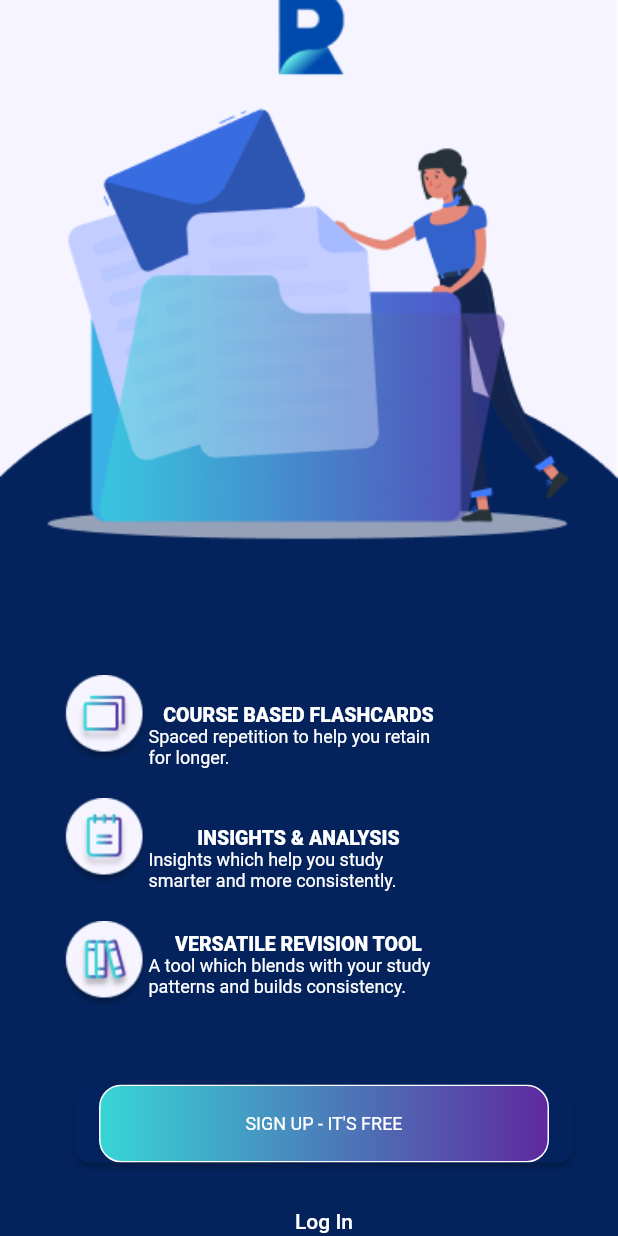
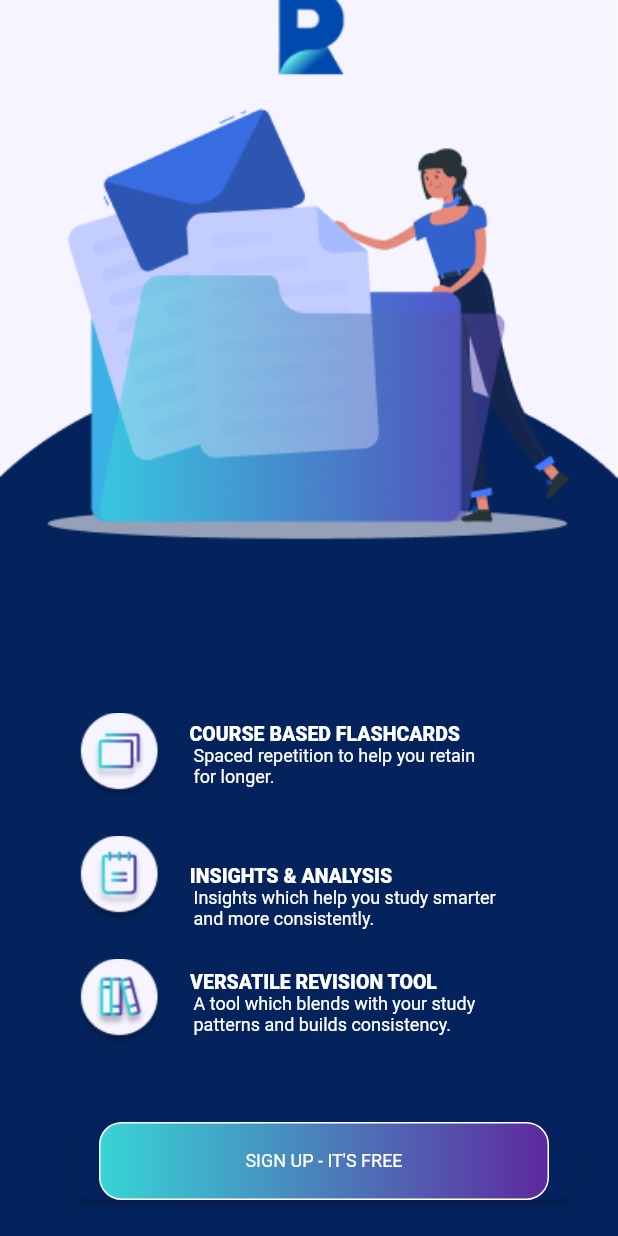
Before and after one commit to Revisable-in/flutter-app, a Flutter app: the Signup screen opened by its route, on a phone screen of 412 x 824 dp. Run offline on Flutter 3.47's test engine with Material 2 defaults, Android fonts, the phone set to English and light mode, and no system bars; missing offline and left inert: dart:html; Roboto replaces fonts that are missing (Raleway).

Commit message:
Completed signup page

```diff
--- a/flutter_application/lib/main.dart
+++ b/flutter_application/lib/main.dart
@@ -19,7 +19,7 @@
       routes: {
         '/Signup': (context) => Signup(),
         '/Signup1': (context) => Signup1(),
-        '/Login': (context) => Signup1(),
+        '/Login': (context) => Login(),
       },
     );
   }
@@ -90,13 +90,14 @@
             Row(
               children: [
                 Container(
-                    padding: EdgeInsets.fromLTRB(0, 0, 0, 23.0),
+                    padding: EdgeInsets.fromLTRB(10, 25, 0, 23.0),
                     child: Image(
                       image: AssetImage("assets/images/flashcard.png"),
                     )),
                 Column(
                   children: [
                     Container(
+                      padding: EdgeInsets.only(right: 10),
                       child: Text(
                         "COURSE BASED FLASHCARDS",
                         style: TextStyle(
@@ -108,9 +109,11 @@
                         textAlign: TextAlign.left,
                       ),
                     ),
-                    const SizedBox(
-                      width: 200.0,
+                    SizedBox(
+                      width: 225.0,
                       // padding: EdgeInsets.fromLTRB(0, 0, 0, 23.0),
+                      child: Container(
+                        padding: EdgeInsets.only(left: 20.0),
                         child: Text(
                           "Spaced repetition to help you retain for longer.",
                           style: TextStyle(
@@ -119,7 +122,7 @@
                             fontWeight: FontWeight.w400,
                             color: Colors.white,
                           ),
-                        textAlign: TextAlign.left,
+                        ),
                       ),
                     ),
                   ],
@@ -129,13 +132,14 @@
             Row(
               children: [
                 Container(
-                    padding: EdgeInsets.fromLTRB(0, 0, 0, 23.0),
+                    padding: EdgeInsets.fromLTRB(10, 0, 0, 23.0),
                     child: Image(
                       image: AssetImage("assets/images/schedule.png"),
                     )),
                 Column(
                   children: [
                     Container(
+                      padding: EdgeInsets.only(right: 55),
                       child: Text(
                         "INSIGHTS & ANALYSIS",
                         style: TextStyle(
@@ -146,9 +150,11 @@
                         ),
                       ),
                     ),
-                    const SizedBox(
-                      width: 200.0,
+                    SizedBox(
+                      width: 225.0,
                       // padding: EdgeInsets.fromLTRB(0, 0, 0, 23.0),
+                      child: Container(
+                        padding: EdgeInsets.only(left: 20),
                         child: Text(
                           "Insights which help you study smarter and more consistently.",
                           style: TextStyle(
@@ -159,6 +165,7 @@
                           ),
                         ),
                       ),
+                    ),
                   ],
                 ),
               ],
@@ -166,12 +173,14 @@
             Row(
               children: [
                 Container(
+                    padding: EdgeInsets.fromLTRB(10, 0, 0, 0),
                     child: Image(
                       image: AssetImage("assets/images/revise.png"),
                     )),
                 Column(
                   children: [
                     Container(
+                      padding: EdgeInsets.only(right: 25),
                       child: Text(
                         "VERSATILE REVISION TOOL",
                         style: TextStyle(
@@ -183,10 +192,12 @@
                         textAlign: TextAlign.left,
                       ),
                     ),
-                    const SizedBox(
-                      width: 200.0,
+                    SizedBox(
+                      width: 225.0,
 
                       // padding: EdgeInsets.symmetric(horizontal: 10),
+                      child: Container(
+                        padding: EdgeInsets.only(left: 20),
                         child: Text(
                           "A tool which blends with your study patterns and builds consistency.",
                           style: TextStyle(
@@ -194,6 +205,7 @@
                             fontSize: 12.0,
                             fontWeight: FontWeight.w400,
                             color: Colors.white,
+                          ),
                         ),
                       ),
                     ),
@@ -282,10 +294,38 @@
   );
 }
 
+Widget buildBackgroundsign() {
+  return Scaffold(
+    body: Container(
+      decoration: BoxDecoration(
+        image: DecorationImage(
+          image: AssetImage("assets/images/bgsignup1.png"),
+          fit: BoxFit.cover,
+        ),
+      ),
+    ),
+  );
+}
+
 class Signup1 extends StatelessWidget {
   @override
   Widget build(BuildContext context) {
-    return Scaffold();
+    return Scaffold(
+      body: Stack(
+        fit: StackFit.expand,
+        children: [
+          buildBackgroundsign(),
+          Positioned(
+            top: 450.0,
+            left: 40.0,
+            child: Column(
+              crossAxisAlignment: CrossAxisAlignment.start,
+              children: [],
+            ),
+          ),
+        ],
+      ),
+    );
   }
 }
 
```
Also changed, not shown: flutter_application/assets/images/bgsignup1.png (added), flutter_application/assets/images/bgstart.png (added). Lines whose indentation alone changed are shown as unchanged.
